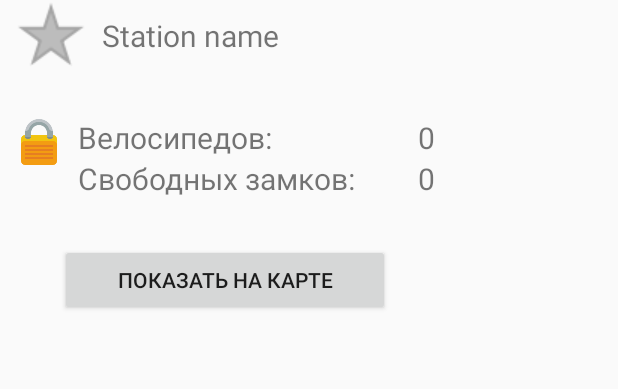
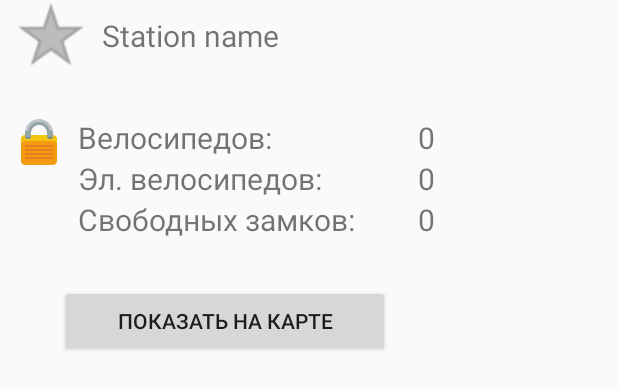
Before and after one commit to himselfv/velocheck, an Android app: the layout activity_parkingdetails.xml on its own in the app's theme, with its tools: preview values and no code run, on a phone screen of 412 x 824 dp. Shown: the top 389 px of the screen. Run offline under Robolectric (Android 15) with nearby library versions, the phone set to English and light mode, and no system bars.

Commit message:
Detailed ordinary/electric bike information in parking details

```diff
--- a/app/src/main/res/layout/activity_parkingdetails.xml
+++ b/app/src/main/res/layout/activity_parkingdetails.xml
@@ -98,10 +98,10 @@
                     android:layout_weight="1"
                     android:layout_marginRight="10dp"
                     android:layout_marginEnd="10dp"
-                    android:text="@string/label_occupied_places"
+                    android:text="@string/label_occupied_ordinary"
                     android:textSize="@dimen/parkingdetails.places.font_sz"/>
                 <TextView
-                    android:id="@+id/value_occupied_places"
+                    android:id="@+id/value_occupied_ordinary"
                     android:layout_width="wrap_content"
                     android:layout_height="wrap_content"
                     android:layout_gravity="center"
@@ -109,6 +109,27 @@
                     android:text="0"/>
             </LinearLayout>
 
+            <LinearLayout
+                android:layout_width="match_parent"
+                android:layout_height="wrap_content"
+                android:orientation="horizontal">
+                <TextView
+                    android:layout_width="0dp"
+                    android:layout_height="wrap_content"
+                    android:layout_gravity="center"
+                    android:layout_weight="1"
+                    android:layout_marginRight="10dp"
+                    android:layout_marginEnd="10dp"
+                    android:text="@string/label_occupied_electric"
+                    android:textSize="@dimen/parkingdetails.places.font_sz"/>
+                <TextView
+                    android:id="@+id/value_occupied_electric"
+                    android:layout_width="wrap_content"
+                    android:layout_height="wrap_content"
+                    android:layout_gravity="center"
+                    android:textSize="@dimen/parkingdetails.places.font_sz"
+                    android:text="0"/>
+            </LinearLayout>
 
             <LinearLayout
                 android:layout_width="match_parent"
@@ -131,12 +152,8 @@
                     android:textSize="@dimen/parkingdetails.places.font_sz"
                     android:text="0"/>
             </LinearLayout>
-
         </LinearLayout>
-
     </LinearLayout>
-
-
 
     <Button
         android:id="@+id/button_locate_on_map"
--- a/app/src/main/res/values/strings.xml
+++ b/app/src/main/res/values/strings.xml
@@ -24,7 +24,8 @@
     <string name="favorite_removed">Убрана из избранных</string>
 
     <string name="parking_details_name">О парковке</string>
-    <string name="label_occupied_places">Велосипедов:</string>
+    <string name="label_occupied_ordinary">Велосипедов:</string>
+    <string name="label_occupied_electric">Эл. велосипедов:</string>
     <string name="label_free_places">Свободных замков:</string>
     <string name="label_parking_disabled">Парковка временно не работает!</string>
 
```
Also changed, not shown: app/src/main/java/asdbsd/velocheck/ParkingDetailsActivity.java (+5 -2 lines), app/src/main/java/asdbsd/velocheck/ParkingList.java (+44 -11 lines), 1 other file.
